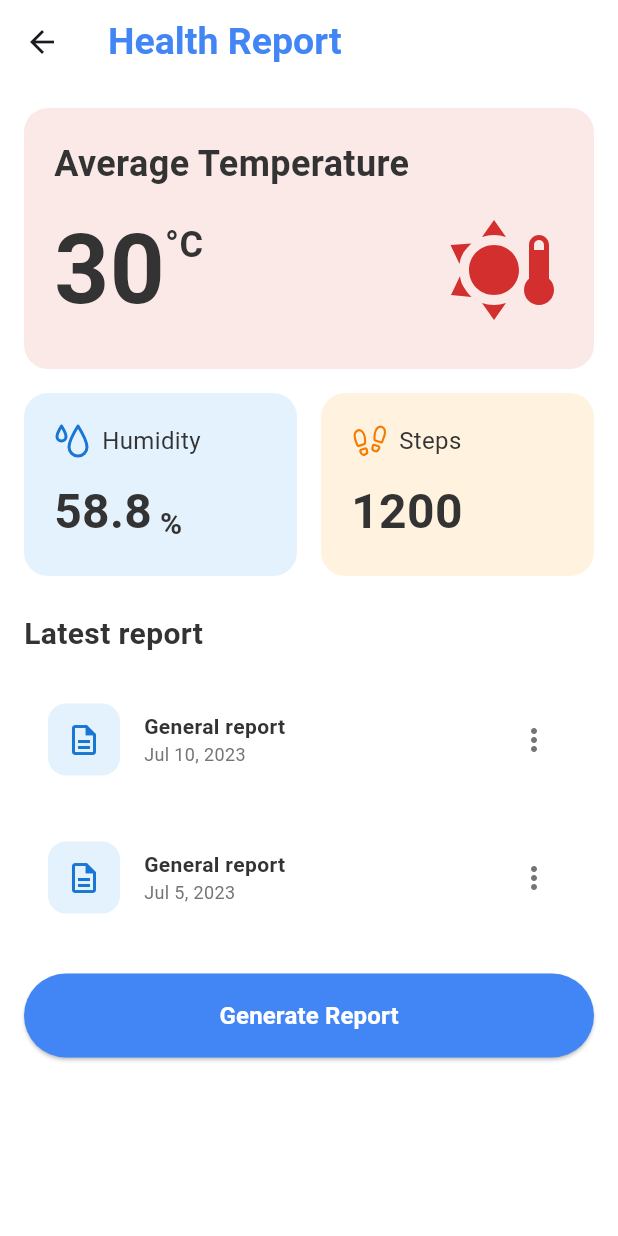
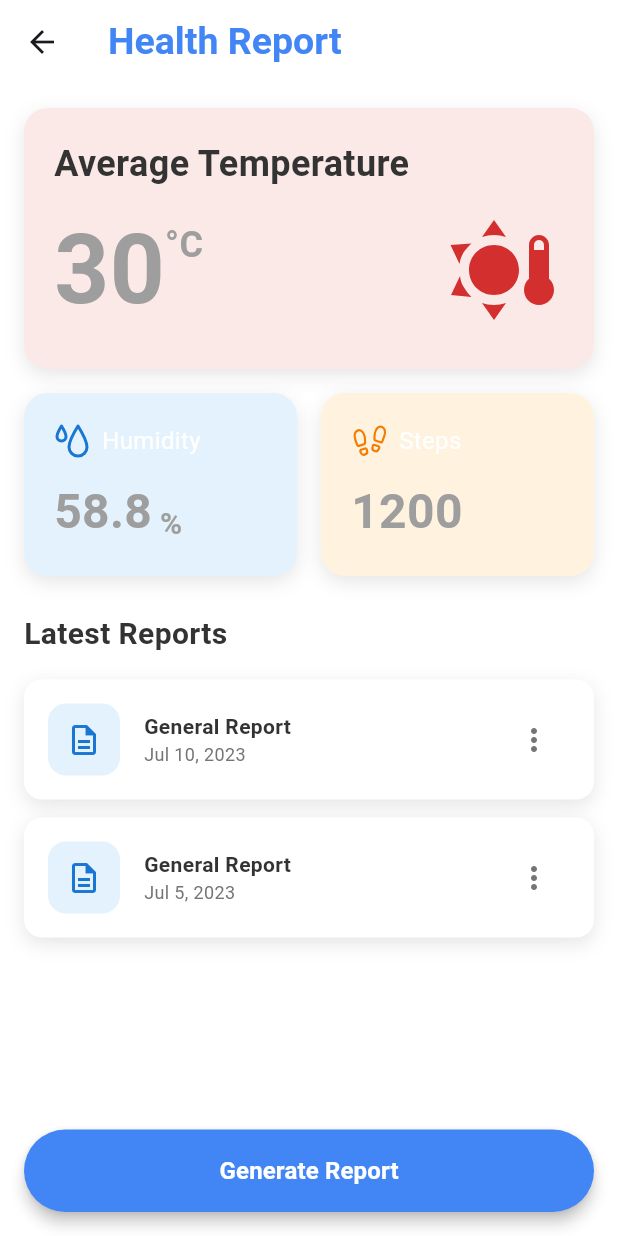
Before and after one commit to evansachie/LifeGuard, a Flutter app: the HealthReport screen opened directly, on a phone screen of 412 x 824 dp. Run offline on Flutter 3.47's test engine with Material 3 defaults, Android fonts, the light colour scheme and no system bars; our stand-ins replace flutter_dotenv, flutter_map, flutter_svg, just_audio, just_audio_background, latlong2 and 2 more; accounts and stored records are empty.

Commit message:
feat: update health report

```diff
--- a/mobile/lib/screens/health_report/health_report.dart
+++ b/mobile/lib/screens/health_report/health_report.dart
@@ -1,5 +1,6 @@
 import 'package:flutter/material.dart';
 import 'package:flutter_svg/flutter_svg.dart';
+import 'package:lifeguard/screens/health_report/widgets/health_report_modal.dart';
 
 class HealthReport extends StatelessWidget {
   const HealthReport({super.key});
@@ -24,27 +25,33 @@ class HealthReport extends StatelessWidget {
         centerTitle: false,
       ),
       body: SingleChildScrollView(
-        padding: const EdgeInsets.all(16),
+        padding: const EdgeInsets.fromLTRB(16, 16, 16, 80),
         child: Column(
           crossAxisAlignment: CrossAxisAlignment.start,
           children: [
-            // Temperature Card
             Container(
               width: double.infinity,
               padding: const EdgeInsets.all(20),
               decoration: BoxDecoration(
-                color: const Color(0xFFFBE9E7),
+                color: isDark ? const Color(0xFF2D1B1B) : const Color(0xFFFBE9E7),
                 borderRadius: BorderRadius.circular(16),
+                boxShadow: [
+                  BoxShadow(
+                    color: Colors.black.withOpacity(0.1),
+                    blurRadius: 10,
+                    offset: const Offset(0, 4),
+                  ),
+                ],
               ),
               child: Column(
                 crossAxisAlignment: CrossAxisAlignment.start,
                 children: [
-                  const Text(
+                  Text(
                     'Average Temperature',
                     style: TextStyle(
                       fontSize: 24,
                       fontWeight: FontWeight.bold,
-                      color: Color(0xFF333333),
+                      color: isDark ? Colors.white : const Color(0xFF333333),
                     ),
                   ),
                   const SizedBox(height: 8),
@@ -59,7 +66,7 @@ class HealthReport extends StatelessWidget {
                             style: TextStyle(
                               fontSize: 64,
                               fontWeight: FontWeight.bold,
-                              color: Color(0xFF333333),
+                              color: Colors.grey,
                             ),
                           ),
                           Padding(
@@ -69,7 +76,7 @@ class HealthReport extends StatelessWidget {
                               style: TextStyle(
                                 fontSize: 24,
                                 fontWeight: FontWeight.bold,
-                                color: Color(0xFF333333),
+                                color: Colors.grey,
                               ),
                             ),
                           ),
@@ -91,16 +98,21 @@ class HealthReport extends StatelessWidget {
             ),
             const SizedBox(height: 16),
 
-            // Humidity and Steps Row
             Row(
               children: [
-                // Humidity Card
                 Expanded(
                   child: Container(
                     padding: const EdgeInsets.all(20),
                     decoration: BoxDecoration(
-                      color: const Color(0xFFE3F2FD),
+                      color: isDark ? const Color(0xFF1A2327) : const Color(0xFFE3F2FD),
                       borderRadius: BorderRadius.circular(16),
+                      boxShadow: [
+                        BoxShadow(
+                          color: Colors.black.withOpacity(0.1),
+                          blurRadius: 10,
+                          offset: const Offset(0, 4),
+                        ),
+                      ],
                     ),
                     child: Column(
                       crossAxisAlignment: CrossAxisAlignment.start,
@@ -121,7 +133,7 @@ class HealthReport extends StatelessWidget {
                               'Humidity',
                               style: TextStyle(
                                 fontSize: 16,
-                                color: Color(0xFF333333),
+                                color: Colors.white,
                               ),
                             ),
                           ],
@@ -135,7 +147,7 @@ class HealthReport extends StatelessWidget {
                               style: TextStyle(
                                 fontSize: 32,
                                 fontWeight: FontWeight.bold,
-                                color: Color(0xFF333333),
+                                color: Colors.grey,
                               ),
                             ),
                             Text(
@@ -143,7 +155,7 @@ class HealthReport extends StatelessWidget {
                               style: TextStyle(
                                 fontSize: 20,
                                 fontWeight: FontWeight.bold,
-                                color: Color(0xFF333333),
+                                color: Colors.grey,
                               ),
                             ),
                           ],
@@ -153,13 +165,19 @@ class HealthReport extends StatelessWidget {
                   ),
                 ),
                 const SizedBox(width: 16),
-                // Steps Card
                 Expanded(
                   child: Container(
                     padding: const EdgeInsets.all(20),
                     decoration: BoxDecoration(
-                      color: const Color(0xFFFFF3E0),
+                      color: isDark ? const Color(0xFF2A2316) : const Color(0xFFFFF3E0),
                       borderRadius: BorderRadius.circular(16),
+                      boxShadow: [
+                        BoxShadow(
+                          color: Colors.black.withOpacity(0.1),
+                          blurRadius: 10,
+                          offset: const Offset(0, 4),
+                        ),
+                      ],
                     ),
                     child: Column(
                       crossAxisAlignment: CrossAxisAlignment.start,
@@ -180,7 +198,7 @@ class HealthReport extends StatelessWidget {
                               'Steps',
                               style: TextStyle(
                                 fontSize: 16,
-                                color: Color(0xFF333333),
+                                color: Colors.white,
                               ),
                             ),
                           ],
@@ -191,7 +209,7 @@ class HealthReport extends StatelessWidget {
                           style: TextStyle(
                             fontSize: 32,
                             fontWeight: FontWeight.bold,
-                            color: Color(0xFF333333),
+                            color: Colors.grey,
                           ),
                         ),
                       ],
@@ -202,9 +220,8 @@ class HealthReport extends StatelessWidget {
             ),
             const SizedBox(height: 24),
 
-            // Latest Reports Section
             Text(
-              'Latest report',
+              'Latest Reports',
               style: TextStyle(
                 fontSize: 20,
                 fontWeight: FontWeight.bold,
@@ -221,20 +238,27 @@ class HealthReport extends StatelessWidget {
                 return Container(
                   padding: const EdgeInsets.all(16),
                   decoration: BoxDecoration(
-                    color: Colors.white,
+                    color: isDark ? const Color(0xFF1E1E1E) : Colors.white,
                     borderRadius: BorderRadius.circular(12),
+                    boxShadow: [
+                      BoxShadow(
+                        color: Colors.black.withOpacity(0.1),
+                        blurRadius: 10,
+                        offset: const Offset(0, 4),
+                      ),
+                    ],
                   ),
                   child: Row(
                     children: [
                       Container(
                         padding: const EdgeInsets.all(12),
                         decoration: BoxDecoration(
-                          color: const Color(0xFFE3F2FD),
+                          color: isDark ? const Color(0xFF1A2327) : const Color(0xFFE3F2FD),
                           borderRadius: BorderRadius.circular(12),
                         ),
-                        child: const Icon(
+                        child: Icon(
                           Icons.description_outlined,
-                          color: Color(0xFF1976D2),
+                          color: isDark ? Colors.blue[300] : const Color(0xFF1976D2),
                         ),
                       ),
                       const SizedBox(width: 16),
@@ -242,18 +266,18 @@ class HealthReport extends StatelessWidget {
                         child: Column(
                           crossAxisAlignment: CrossAxisAlignment.start,
                           children: [
-                            const Text(
-                              'General report',
+                            Text(
+                              'General Report',
                               style: TextStyle(
                                 fontWeight: FontWeight.bold,
-                                color: Color(0xFF333333),
+                                color: isDark ? Colors.white : const Color(0xFF333333),
                               ),
                             ),
                             Text(
                               index == 0 ? 'Jul 10, 2023' : 'Jul 5, 2023',
                               style: TextStyle(
                                 fontSize: 12,
-                                color: Colors.grey[600],
+                                color: isDark ? Colors.grey[400] : Colors.grey[600],
                               ),
                             ),
                           ],
@@ -262,38 +286,49 @@ class HealthReport extends StatelessWidget {
                       IconButton(
                         icon: const Icon(Icons.more_vert),
                         onPressed: () {},
-                        color: Colors.grey[600],
+                        color: isDark ? Colors.grey[400] : Colors.grey[600],
                       ),
                     ],
                   ),
                 );
               },
             ),
-            const SizedBox(height: 24),
+          ],
+        ),
+      ),
 
-            // Generate Report Button
-            SizedBox(
-              width: double.infinity,
-              height: 56,
+      bottomNavigationBar: Padding(
+        padding: EdgeInsets.only(
+          left: 16,
+          right: 16,
+          bottom: 16,
+          top: 8,
+        ),
         child: ElevatedButton(
-                onPressed: () {},
+          onPressed: () {
+            showDialog(
+              context: context,
+              builder: (context) => HealthReportModal(
+                userData: {'name': 'Evans Achien\'g'},
+              ),
+            );
+          },
           style: ElevatedButton.styleFrom(
             backgroundColor: const Color(0xFF4285F4),
+            foregroundColor: Colors.white,
+            padding: const EdgeInsets.symmetric(vertical: 16),
             shape: RoundedRectangleBorder(
               borderRadius: BorderRadius.circular(28),
             ),
+            elevation: 4,
           ),
           child: const Text(
             'Generate Report',
             style: TextStyle(
               fontSize: 16,
               fontWeight: FontWeight.w600,
-                    color: Colors.white,
             ),
           ),
-              ),
-            ),
-          ],
         ),
       ),
     );
```
Lines whose indentation alone changed are shown as unchanged.
